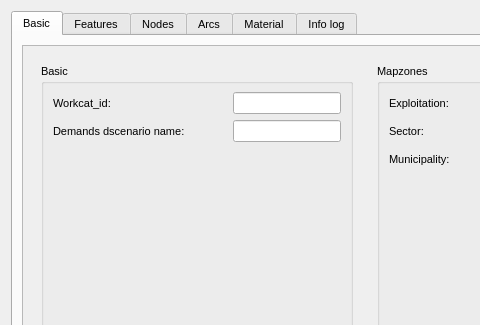
Before: the Qt Designer form core/ui/toolbars/epa/inp_config_import.ui in Giswater/giswater_qgis_plugin, drawn with Qt 5; both pictures show x 0 to 480 and y 0 to 325 of the 730 by 742 pixel window.
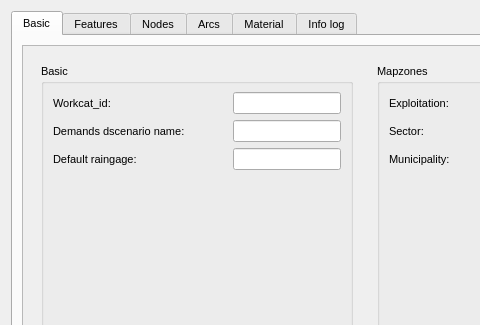
After: the same form once the commit is applied.

Commit message: fix(import_swmm): manage default raingage if `*` present

The edit to the form file:
```diff
--- a/core/ui/toolbars/epa/inp_config_import.ui
+++ b/core/ui/toolbars/epa/inp_config_import.ui
@@ -215,10 +215,10 @@
                      </property>
                     </widget>
                    </item>
-                   <item row="3" column="0" rowspan="2">
+                   <item row="4" column="0" rowspan="2">
                     <layout class="QGridLayout" name="lyt_basic"/>
                    </item>
-                   <item row="5" column="0">
+                   <item row="6" column="0">
                     <spacer name="verticalSpacer_18">
                      <property name="orientation">
                       <enum>Qt::Vertical</enum>
@@ -258,6 +258,23 @@
                      </property>
                     </widget>
                    </item>
+                   <item row="3" column="0">
+                    <widget class="QLabel" name="lbl_raingage">
+                     <property name="text">
+                      <string>Default raingage:</string>
+                     </property>
+                    </widget>
+                   </item>
+                   <item row="3" column="1">
+                    <widget class="QLineEdit" name="txt_raingage">
+                     <property name="sizePolicy">
+                      <sizepolicy hsizetype="Fixed" vsizetype="Fixed">
+                       <horstretch>0</horstretch>
+                       <verstretch>0</verstretch>
+                      </sizepolicy>
+                     </property>
+                    </widget>
+                   </item>
                   </layout>
                  </widget>
                 </item>
```
Left out of the diff: 4 changed lines with no effect on the pictures. The commit also changes 3 other files.
